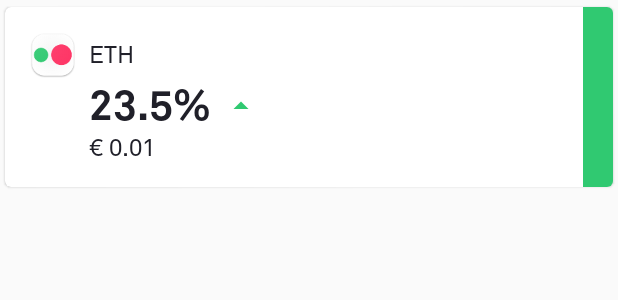
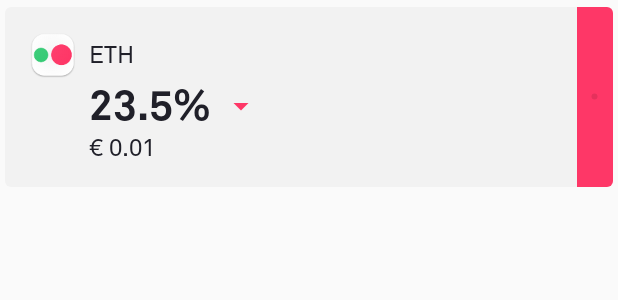
Before and after one commit to Asilvia/SoftCoin, an Android app: the layout coin_card.xml on its own in the app's theme, with its tools: preview values and no code run, on a phone screen of 412 x 824 dp. Shown: the top 300 px of the screen. Run offline under Robolectric (Android 15) with nearby library versions, the phone set to English and light mode, and no system bars.

Commit message:
cards design layout

```diff
--- /dev/null
+++ b/app/src/main/res/drawable/ic_arrow_down.xml
@@ -0,0 +1,9 @@
+<vector xmlns:android="http://schemas.android.com/apk/res/android"
+        android:width="24dp"
+        android:height="24dp"
+        android:viewportWidth="24.0"
+        android:viewportHeight="24.0">
+    <path
+        android:fillColor="@color/pink"
+        android:pathData="M7,10l5,5 5,-5z"/>
+</vector>
--- /dev/null
+++ b/app/src/main/res/drawable/ic_dot.xml
@@ -0,0 +1,5 @@
+<vector android:alpha="0.10" android:height="6dp"
+    android:viewportHeight="24.0" android:viewportWidth="24.0"
+    android:width="6dp" xmlns:android="http://schemas.android.com/apk/res/android">
+    <path android:fillColor="#010101" android:pathData="M12,12m-8,0a8,8 0,1 1,16 0a8,8 0,1 1,-16 0"/>
+</vector>
--- a/app/src/main/res/layout/coin_card.xml
+++ b/app/src/main/res/layout/coin_card.xml
@@ -10,10 +10,9 @@
         android:layout_width="match_parent"
         android:layout_height="wrap_content"
         android:layout_gravity="center"
-        card_view:cardElevation="1dp"
+        card_view:cardElevation="0dp"
         card_view:cardCornerRadius="4dp"
         card_view:cardUseCompatPadding="true"
-        android:background="#FFF2F2F2"
        >
 
         <LinearLayout
@@ -25,8 +24,9 @@
                 android:layout_width="match_parent"
                 android:layout_height="match_parent"
                 android:orientation="vertical"
-                android:layout_weight="0.05"
-                android:padding="16dp">
+                android:layout_weight="0.06"
+                android:padding="16dp"
+                android:background="#FFF2F2F2">
 
                 <ImageView
                     android:id="@+id/icon"
@@ -67,7 +67,7 @@
                     android:layout_marginLeft="8dp"
                     android:adjustViewBounds="true"
                     android:paddingStart="0dp"
-                    android:src="@drawable/ic_arrow_up" />
+                    android:src="@drawable/ic_arrow_down" />
 
                 <TextView
                     android:id="@+id/value"
@@ -86,8 +86,13 @@
             <RelativeLayout
                 android:layout_width="match_parent"
                 android:layout_height="match_parent"
-                android:layout_weight="0.95"
-                android:background="@color/green">
+                android:layout_weight="0.94"
+                android:background="@color/pink">
+                <ImageView
+                    android:layout_width="wrap_content"
+                    android:layout_height="wrap_content"
+                    android:src="@drawable/ic_dot"
+                    android:layout_centerInParent="true"/>
 
             </RelativeLayout>
 
--- a/app/src/main/res/values/colors.xml
+++ b/app/src/main/res/values/colors.xml
@@ -9,4 +9,5 @@
     <color name="title">#FF202029</color>
     <color name="cardBackground">#FFF2F2F2</color>
     <color name="green">#FF30C971</color>
+    <color name="pink">#FFFE3767</color>
 </resources>
```
Also changed, not shown: app/src/main/res/drawable/web_hi_res_512.png.
